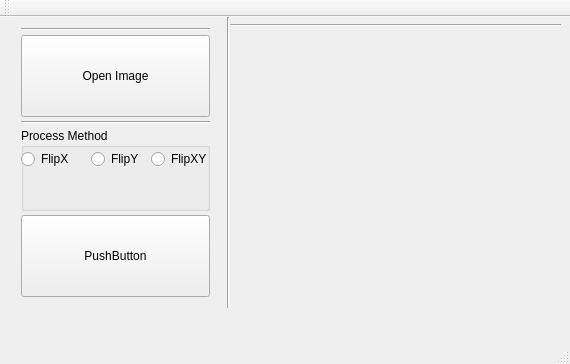
Above: opencv/OpenCV_gui/mainwindow.ui from Graphy-China/SVG2 before the change. Below: the same form after it.
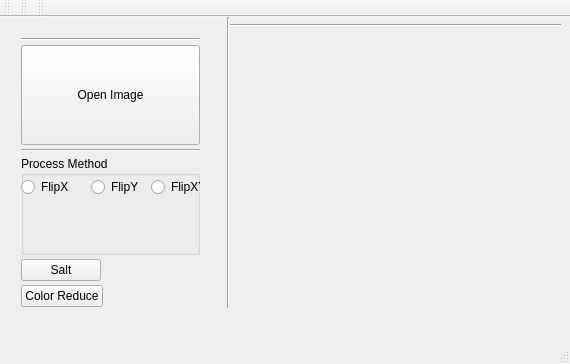
That is the form after the change.

Commit message: Color Reduce:done

```diff
--- a/opencv/OpenCV_gui/mainwindow.ui
+++ b/opencv/OpenCV_gui/mainwindow.ui
@@ -18,8 +18,8 @@
     <property name="geometry">
      <rect>
       <x>10</x>
-      <y>0</y>
-      <width>211</width>
+      <y>10</y>
+      <width>201</width>
       <height>291</height>
      </rect>
     </property>
@@ -127,13 +127,26 @@
      <item>
       <widget class="QPushButton" name="SaltBtn">
        <property name="sizePolicy">
-        <sizepolicy hsizetype="Minimum" vsizetype="Expanding">
+        <sizepolicy hsizetype="Fixed" vsizetype="Fixed">
          <horstretch>0</horstretch>
          <verstretch>0</verstretch>
         </sizepolicy>
        </property>
        <property name="text">
-        <string>PushButton</string>
+        <string>Salt</string>
+       </property>
+      </widget>
+     </item>
+     <item>
+      <widget class="QPushButton" name="ReduceBtn">
+       <property name="sizePolicy">
+        <sizepolicy hsizetype="Fixed" vsizetype="Fixed">
+         <horstretch>0</horstretch>
+         <verstretch>0</verstretch>
+        </sizepolicy>
+       </property>
+       <property name="text">
+        <string>Color Reduce</string>
        </property>
       </widget>
      </item>
@@ -204,6 +217,28 @@
    </attribute>
   </widget>
   <widget class="QStatusBar" name="statusBar"/>
+  <widget class="QToolBar" name="toolBar">
+   <property name="windowTitle">
+    <string>toolBar</string>
+   </property>
+   <attribute name="toolBarArea">
+    <enum>TopToolBarArea</enum>
+   </attribute>
+   <attribute name="toolBarBreak">
+    <bool>false</bool>
+   </attribute>
+  </widget>
+  <widget class="QToolBar" name="toolBar_2">
+   <property name="windowTitle">
+    <string>toolBar_2</string>
+   </property>
+   <attribute name="toolBarArea">
+    <enum>TopToolBarArea</enum>
+   </attribute>
+   <attribute name="toolBarBreak">
+    <bool>false</bool>
+   </attribute>
+  </widget>
  </widget>
  <layoutdefault spacing="6" margin="11"/>
  <resources/>
```
Left out of the diff: 3 changed lines with no effect on the pictures. The commit also changes 2 other files.
